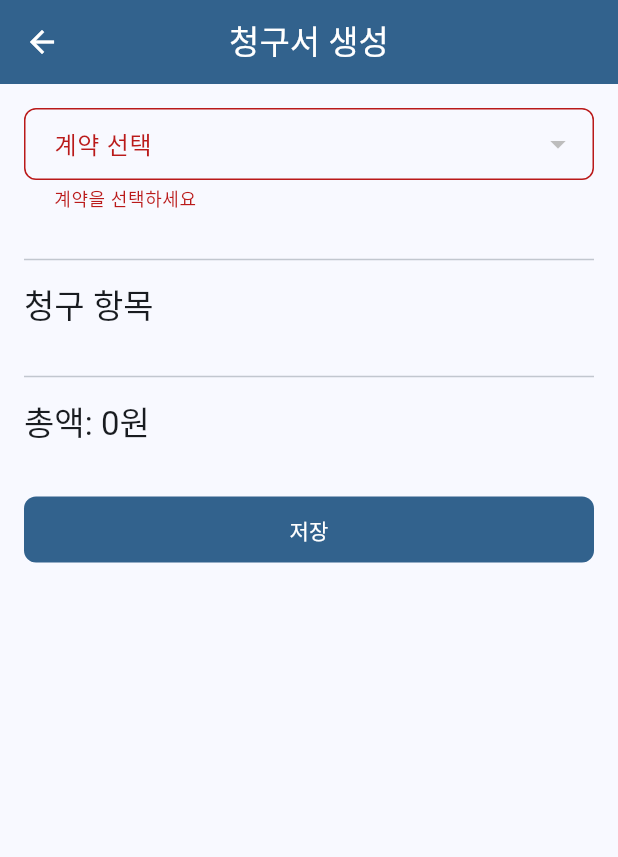
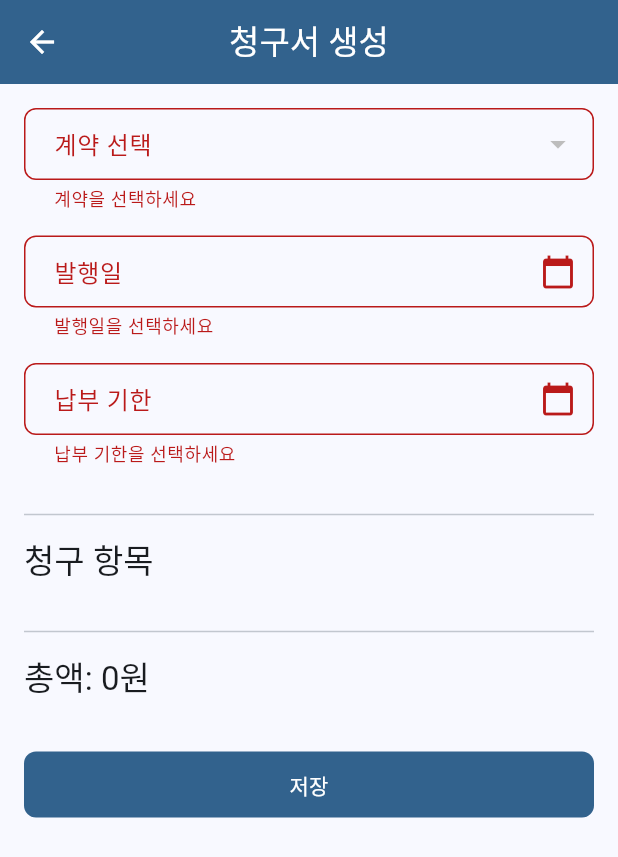
Before and after one commit to youp-han/RentHouse_A, a Flutter app: the BillingFormScreen screen opened by its route, after a tap on "저장", on a phone screen of 412 x 824 dp. Shown: the top 857 px of the screen. Run offline on Flutter 3.47's test engine with Material 3 defaults, Android fonts, the phone set to English and light mode, and no system bars; our stand-ins replace dio, drift, flutter_riverpod, flutter_secure_storage, freezed_annotation, go_router and 1 more; accounts and stored records are empty; generated files the repository leaves out were written again.

Commit message:
청구서 기능 추가

```diff
--- a/renthouse/lib/app/router.dart
+++ b/renthouse/lib/app/router.dart
@@ -175,7 +175,7 @@ final router = GoRouter(
                 builder: (context, state) {
                   final billingId = state.pathParameters['id']!;
                   return Consumer(builder: (context, ref, child) {
-                    final billing = ref.watch(billingControllerProvider).value?.firstWhereOrNull((b) => b.id == billingId);
+                    final billing = ref.watch(billingControllerProvider()).value?.firstWhereOrNull((b) => b.id == billingId);
                     if (billing == null) {
                       return const Scaffold(
                         body: Center(
--- a/renthouse/lib/features/billing/application/billing_controller.dart
+++ b/renthouse/lib/features/billing/application/billing_controller.dart
@@ -7,8 +7,8 @@ part 'billing_controller.g.dart';
 @riverpod
 class BillingController extends _$BillingController {
   @override
-  Future<List<Billing>> build() async {
-    return ref.watch(billingRepositoryProvider).getBillings();
+  Future<List<Billing>> build({String? searchQuery}) async {
+    return ref.watch(billingRepositoryProvider).getBillings(searchQuery: searchQuery);
   }
 
   Future<void> addBilling(Billing billing) async {
--- a/renthouse/lib/features/billing/data/billing_repository.dart
+++ b/renthouse/lib/features/billing/data/billing_repository.dart
@@ -39,9 +39,9 @@ class BillingRepository {
   Future<void> deleteBillTemplate(String id) => _appDatabase.deleteBillTemplate(id);
 
   // Billing Aggregate CRUD
-  Future<List<Billing>> getBillings() async {
+  Future<List<Billing>> getBillings({String? searchQuery}) async {
     final billings = await _appDatabase.getAllBillings();
-    return Future.wait(billings.map((billing) async {
+    final mappedBillings = await Future.wait(billings.map((billing) async {
       final items = await _appDatabase.getBillingItemsForBilling(billing.id);
       return Billing(
         id: billing.id,
@@ -60,6 +60,16 @@ class BillingRepository {
         )).toList(),
       );
     }).toList());
+
+    if (searchQuery != null && searchQuery.isNotEmpty) {
+      final lowerCaseQuery = searchQuery.toLowerCase();
+      return mappedBillings.where((billing) {
+        return billing.leaseId.toLowerCase().contains(lowerCaseQuery) ||
+               billing.yearMonth.toLowerCase().contains(lowerCaseQuery);
+      }).toList();
+    }
+
+    return mappedBillings;
   }
 
   Future<Billing> createBilling(Billing billing) async {
--- a/renthouse/lib/features/billing/presentation/billing_form_screen.dart
+++ b/renthouse/lib/features/billing/presentation/billing_form_screen.dart
@@ -84,9 +84,9 @@ class _BillingFormScreenState extends ConsumerState<BillingFormScreen> {
       );
 
       if (_isEditing) {
-        ref.read(billingControllerProvider.notifier).updateBilling(billing);
+        ref.read(billingControllerProvider().notifier).updateBilling(billing);
       } else {
-        ref.read(billingControllerProvider.notifier).addBilling(billing);
+        ref.read(billingControllerProvider().notifier).addBilling(billing);
       }
 
       Navigator.of(context).pop();
@@ -101,6 +101,45 @@ class _BillingFormScreenState extends ConsumerState<BillingFormScreen> {
     return Scaffold(
       appBar: AppBar(
         title: Text(_isEditing ? '청구서 수정' : '청구서 생성'),
+        actions: [
+          if (_isEditing)
+            IconButton(
+              icon: const Icon(Icons.delete),
+              onPressed: () async {
+                final confirmed = await showDialog<bool>(
+                  context: context,
+                  builder: (context) => AlertDialog(
+                    title: const Text('청구서 삭제'),
+                    content: const Text('정말로 이 청구서를 삭제하시겠습니까?'),
+                    actions: [
+                      TextButton(
+                        onPressed: () => Navigator.of(context).pop(false),
+                        child: const Text('취소'),
+                      ),
+                      TextButton(
+                        onPressed: () => Navigator.of(context).pop(true),
+                        child: const Text('삭제'),
+                      ),
+                    ],
+                  ),
+                );
+
+                if (confirmed == true) {
+                  try {
+                    await ref.read(billingControllerProvider().notifier).deleteBilling(widget.billing!.id);
+                    ScaffoldMessenger.of(context).showSnackBar(
+                      const SnackBar(content: Text('청구서가 삭제되었습니다.')),
+                    );
+                    Navigator.of(context).pop(); // Go back after deletion
+                  } catch (e) {
+                    ScaffoldMessenger.of(context).showSnackBar(
+                      SnackBar(content: Text('청구서 삭제 실패: ${e.toString()}')),
+                    );
+                  }
+                }
+              },
+            ),
+        ],
       ),
       body: leasesAsync.when(
         loading: () => const Center(child: CircularProgressIndicator()),
@@ -116,23 +155,82 @@ class _BillingFormScreenState extends ConsumerState<BillingFormScreen> {
                 items: availableLeases.map((Lease lease) {
                   return DropdownMenuItem<String>(
                     value: lease.id,
-                    child: Text("계약: \n${lease.id.substring(0, 8)}..."),
+                    child: Text(
+                      '${lease.leaseType.name.toUpperCase()} - ${DateFormat('yyyy-MM-dd').format(lease.startDate)} ~ ${DateFormat('yyyy-MM-dd').format(lease.endDate)}',
+                    ),
                   );
                 }).toList(),
                 onChanged: (value) => setState(() => _selectedLeaseId = value),
                 validator: (value) => value == null ? '계약을 선택하세요' : null,
               ),
               const SizedBox(height: 16),
-              // Date selectors, etc.
-              // ... (Simplified for brevity)
+              TextFormField(
+                controller: TextEditingController(
+                  text: _issueDate == null ? '' : DateFormat('yyyy-MM-dd').format(_issueDate!),
+                ),
+                decoration: const InputDecoration(
+                  labelText: '발행일',
+                  suffixIcon: Icon(Icons.calendar_today),
+                ),
+                readOnly: true,
+                onTap: () async {
+                  final selectedDate = await showDatePicker(
+                    context: context,
+                    initialDate: _issueDate ?? DateTime.now(),
+                    firstDate: DateTime(2000),
+                    lastDate: DateTime(2100),
+                  );
+                  if (selectedDate != null) {
+                    setState(() {
+                      _issueDate = selectedDate;
+                    });
+                  }
+                },
+                validator: (value) => value == null || value.isEmpty ? '발행일을 선택하세요' : null,
+              ),
+              const SizedBox(height: 16),
+              TextFormField(
+                controller: TextEditingController(
+                  text: _dueDate == null ? '' : DateFormat('yyyy-MM-dd').format(_dueDate!),
+                ),
+                decoration: const InputDecoration(
+                  labelText: '납부 기한',
+                  suffixIcon: Icon(Icons.calendar_today),
+                ),
+                readOnly: true,
+                onTap: () async {
+                  final selectedDate = await showDatePicker(
+                    context: context,
+                    initialDate: _dueDate ?? DateTime.now(),
+                    firstDate: DateTime(2000),
+                    lastDate: DateTime(2100),
+                  );
+                  if (selectedDate != null) {
+                    setState(() {
+                      _dueDate = selectedDate;
+                    });
+                  }
+                },
+                validator: (value) => value == null || value.isEmpty ? '납부 기한을 선택하세요' : null,
+              ),
+              const SizedBox(height: 16),
 
               const Divider(height: 32),
               Text('청구 항목', style: Theme.of(context).textTheme.titleLarge),
               const SizedBox(height: 8),
               ..._items.map((item) {
+                BillTemplate? template;
+                if (templatesAsync.value != null) {
+                  for (var t in templatesAsync.value!) {
+                    if (t.id == item.billTemplateId) {
+                      template = t;
+                      break;
+                    }
+                  }
+                }
                 return ListTile(
-                  title: Text("항목 ID: \n${item.billTemplateId.substring(0,8)}..."),
-                  trailing: Text('${item.amount}'),
+                  title: Text(template?.name ?? '알 수 없는 항목'),
+                  trailing: Text('${item.amount}원'),
                 );
               }),
               const SizedBox(height: 8),
--- a/renthouse/lib/features/billing/presentation/billing_list_screen.dart
+++ b/renthouse/lib/features/billing/presentation/billing_list_screen.dart
@@ -3,12 +3,36 @@ import 'package:flutter_riverpod/flutter_riverpod.dart';
 import 'package:go_router/go_router.dart';
 import 'package:renthouse/features/billing/application/billing_controller.dart';
 
-class BillingListScreen extends ConsumerWidget {
+final _searchQueryProvider = StateProvider<String>((ref) => '');
+
+class BillingListScreen extends ConsumerStatefulWidget {
   const BillingListScreen({super.key});
 
   @override
-  Widget build(BuildContext context, WidgetRef ref) {
-    final billingsAsync = ref.watch(billingControllerProvider);
+  ConsumerState<BillingListScreen> createState() => _BillingListScreenState();
+}
+
+class _BillingListScreenState extends ConsumerState<BillingListScreen> {
+  final TextEditingController _searchController = TextEditingController();
+
+  @override
+  void initState() {
+    super.initState();
+    _searchController.addListener(() {
+      ref.read(_searchQueryProvider.notifier).state = _searchController.text;
+    });
+  }
+
+  @override
+  void dispose() {
+    _searchController.dispose();
+    super.dispose();
+  }
+
+  @override
+  Widget build(BuildContext context) {
+    final searchQuery = ref.watch(_searchQueryProvider);
+    final billingsAsync = ref.watch(billingControllerProvider(searchQuery: searchQuery));
 
     return Scaffold(
       appBar: AppBar(
@@ -29,9 +53,24 @@ class BillingListScreen extends ConsumerWidget {
             padding: const EdgeInsets.all(12),
             child: Row(
               children: [
-                const Expanded(child: TextField(decoration: InputDecoration(hintText: '검색'))),
+                Expanded(
+                  child: TextField(
+                    controller: _searchController,
+                    decoration: const InputDecoration(hintText: '검색'),
+                    onSubmitted: (value) {
+                      // Optional: Trigger search on submit if not using onChanged
+                      // ref.read(_searchQueryProvider.notifier).state = value;
+                    },
+                  ),
+                ),
                 const SizedBox(width: 12),
-                ElevatedButton(onPressed: null, child: const Text('필터적용')),
+                ElevatedButton(
+                  onPressed: () {
+                    // Trigger search explicitly if needed, otherwise onChanged handles it
+                    ref.read(_searchQueryProvider.notifier).state = _searchController.text;
+                  },
+                  child: const Text('필터적용'),
+                ),
                 const Spacer(),
                 FilledButton(
                   onPressed: () {
```
Also changed, not shown: renthouse/lib/features/billing/application/billing_controller.g.dart, 1 other file.
